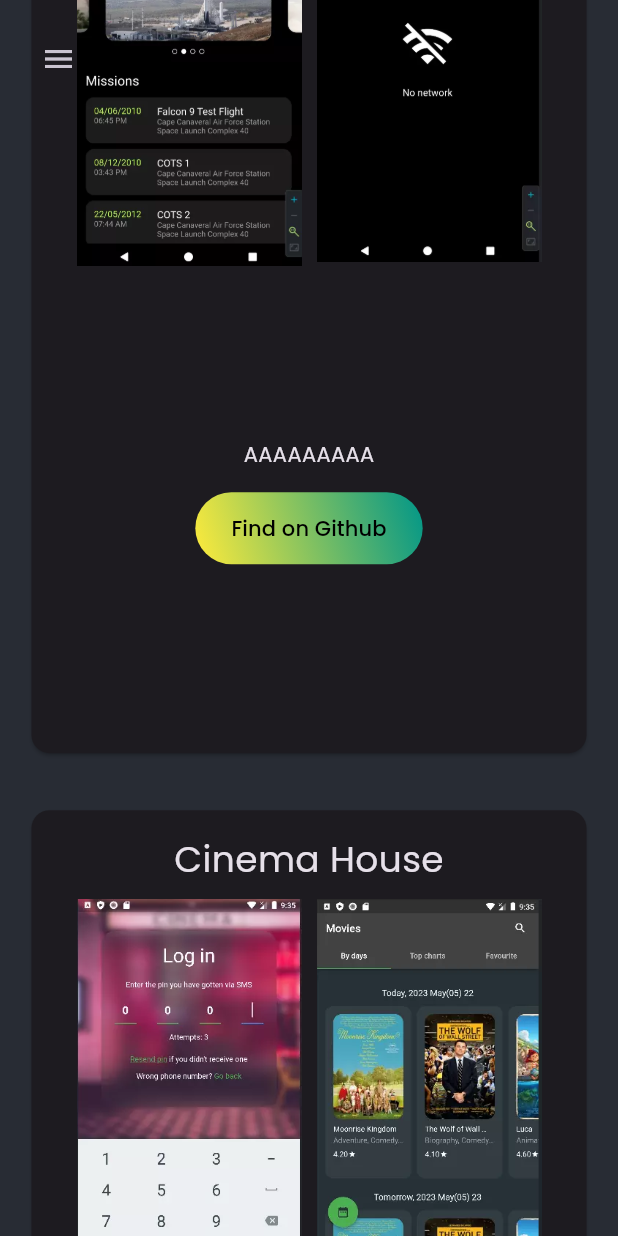
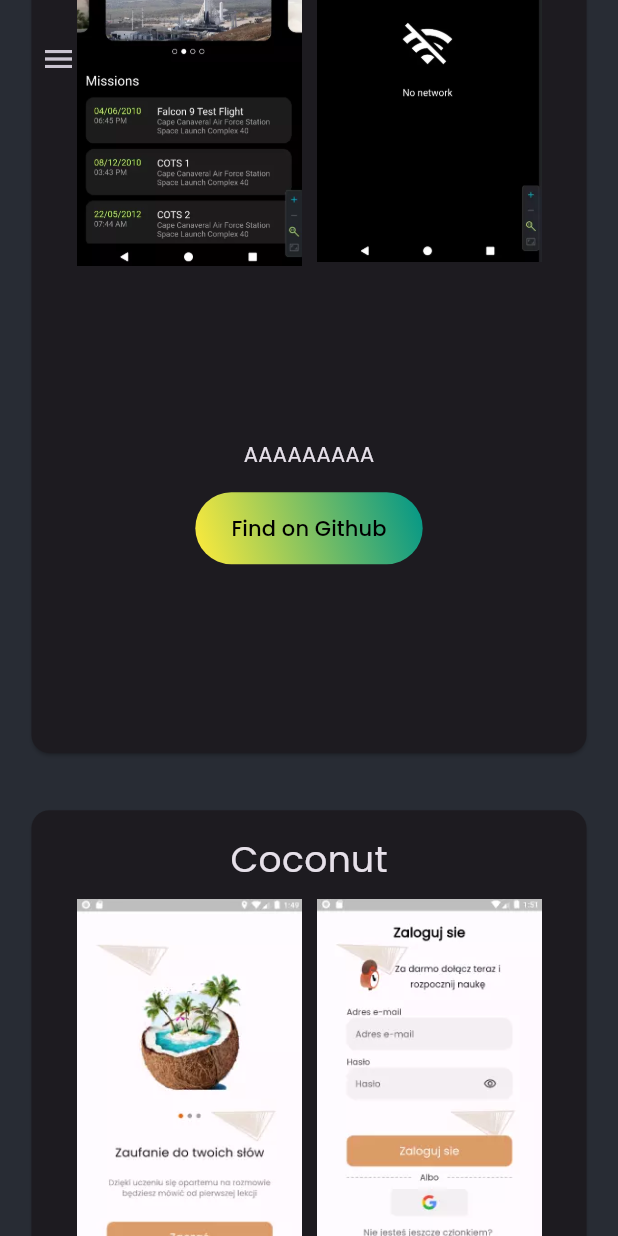
Before and after one commit to darkinowls/personal_website, a Flutter app: the screen it shows after launch, scrolled down 2880 dp, on a phone screen of 412 x 824 dp. Run offline on Flutter 3.47's test engine with Material 2 defaults, Android fonts, the phone set to English and light mode, and no system bars; drawn by our look-alikes of flutter_zoom_drawer; our stand-ins replace animated_text_kit, firebase_core, font_awesome_flutter, google_fonts; missing offline and left inert: dart:html; accounts and stored records are empty; generated files the repository leaves out were written again.

Commit message:
Hearod diaolog + 4th project

```diff
--- /dev/null
+++ b/lib/custom_widgets/hero_dialog_route.dart
@@ -0,0 +1,40 @@
+import 'package:flutter/material.dart';
+import 'package:flutter/widgets.dart';
+
+class HeroDialogRoute<T> extends PageRoute<T> {
+  HeroDialogRoute({required this.builder}) : super();
+
+  final WidgetBuilder builder;
+
+  @override
+  bool get opaque => false;
+
+  @override
+  bool get barrierDismissible => true;
+
+  @override
+  Duration get transitionDuration => const Duration(milliseconds: 300);
+
+  @override
+  bool get maintainState => true;
+
+  @override
+  Color get barrierColor => Colors.black54;
+
+  @override
+  Widget buildTransitions(BuildContext context, Animation<double> animation,
+      Animation<double> secondaryAnimation, Widget child) {
+    return FadeTransition(
+        opacity: CurvedAnimation(parent: animation, curve: Curves.easeOut),
+        child: child);
+  }
+
+  @override
+  Widget buildPage(BuildContext context, Animation<double> animation,
+      Animation<double> secondaryAnimation) {
+    return builder(context);
+  }
+
+  @override
+  String? get barrierLabel => null;
+}
--- a/lib/screens/home_screen.dart
+++ b/lib/screens/home_screen.dart
@@ -57,9 +57,9 @@ class HomeScreen extends StatelessWidget {
                   projectNameSnake: "spacex_test",
                 ),
                 ProjectCard(
-                  projectName: "Cinema House",
+                  projectName: "Coconut",
                   text: "AAAAAAAAA",
-                  projectNameSnake: "cinema_house",
+                  projectNameSnake: "coconut",
                 ),
               ],
             )
--- a/lib/widgets/console.dart
+++ b/lib/widgets/console.dart
@@ -1,7 +1,7 @@
 import 'package:animated_text_kit/animated_text_kit.dart';
 import 'package:flutter/material.dart';
 import 'package:font_awesome_flutter/font_awesome_flutter.dart';
-import 'package:personal_website/fast_curve.dart';
+import 'package:personal_website/custom_widgets/fast_curve.dart';
 
 class Console extends StatelessWidget {
   const Console({Key? key}) : super(key: key);
--- a/lib/widgets/project_card.dart
+++ b/lib/widgets/project_card.dart
@@ -1,5 +1,9 @@
+import 'dart:html';
+
 import 'package:flutter/material.dart';
 import 'package:url_launcher/url_launcher.dart';
+
+import '../custom_widgets/hero_dialog_route.dart';
 
 class ProjectCard extends StatelessWidget {
   final String projectName;
@@ -36,14 +40,9 @@ class ProjectCard extends StatelessWidget {
                         spacing: 10,
                         runSpacing: 10,
                         children: [
-                          Image.asset("assets/$projectNameSnake/1.webp",
-                              width: 150),
-                          Image.asset("assets/$projectNameSnake/2.webp",
-                              width: 150),
-                          Image.asset("assets/$projectNameSnake/3.webp",
-                              width: 150),
-                          Image.asset("assets/$projectNameSnake/4.webp",
-                              width: 150),
+                          for (int i = 1; i <= 4; i++)
+                            TouchableImage(
+                                imagePath: "assets/$projectNameSnake/$i.webp"),
                         ],
                       ),
                     ),
@@ -70,6 +69,36 @@ class ProjectCard extends StatelessWidget {
             ],
           ),
         ),
+      ),
+    );
+  }
+}
+
+class TouchableImage extends StatelessWidget {
+  final String imagePath;
+
+  const TouchableImage({super.key, required this.imagePath});
+
+  @override
+  Widget build(BuildContext context) {
+    return GestureDetector(
+      onTap: () {
+        Navigator.push(context, HeroDialogRoute(
+          builder: (context) {
+            return Dialog(
+              backgroundColor: Colors.transparent,
+              elevation: 0,
+              child: Hero(
+                  transitionOnUserGestures: true,
+                  tag: imagePath,
+                  child: Image.asset(imagePath, width: 250)),
+            );
+          },
+        ));
+      },
+      child: Hero(
+        tag: imagePath,
+        child: Image.asset(imagePath, width: 150),
       ),
     );
   }
--- a/pubspec.yaml
+++ b/pubspec.yaml
@@ -42,6 +42,7 @@ dependencies:
   # Use with the CupertinoIcons class for iOS style icons.
   cupertino_icons: ^1.0.2
 
+
   font_awesome_flutter: ^10.4.0
 
   url_launcher: ^6.1.11
@@ -76,6 +77,7 @@ flutter:
     - assets/cinema_house/
     - assets/seagull_client/
     - assets/spacex_test/
+    - assets/coconut/
 
   # An image asset can refer to one or more resolution-specific "variants", see
   # https://flutter.dev/assets-and-images/#resolution-aware
```
Also changed, not shown: assets/coconut/1.webp (added), assets/coconut/2.webp (added), assets/coconut/3.webp (added), assets/coconut/4.webp (added), lib/custom_widgets/fast_curve.dart (renamed from lib/fast_curve.dart), 1 other file.
